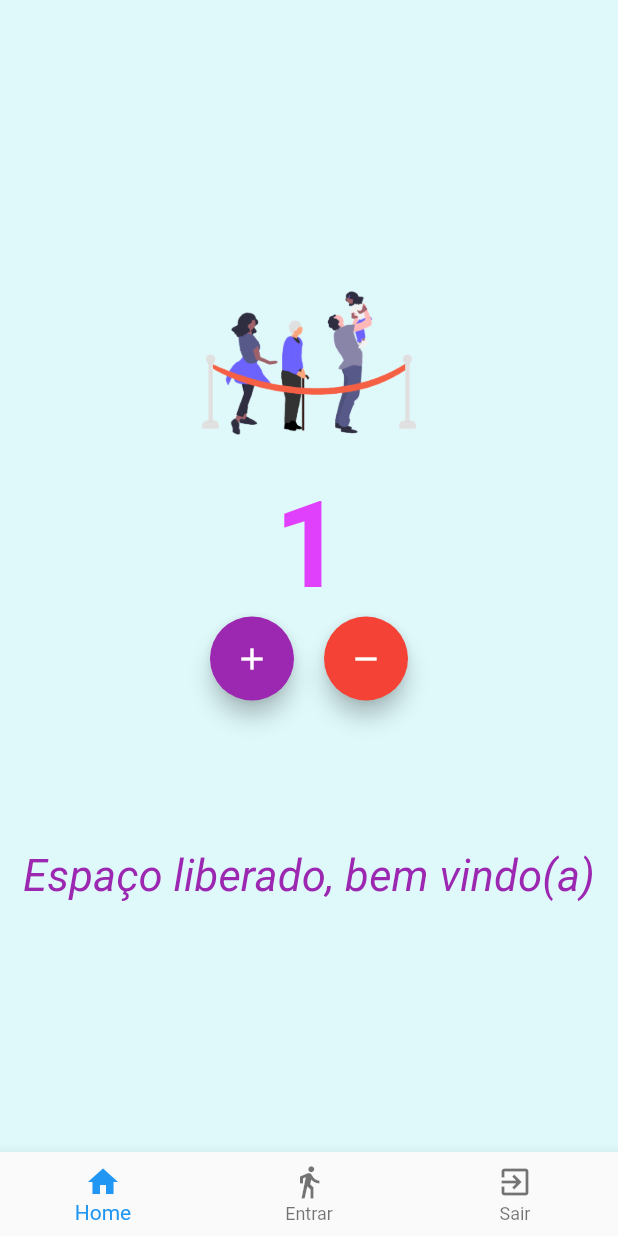
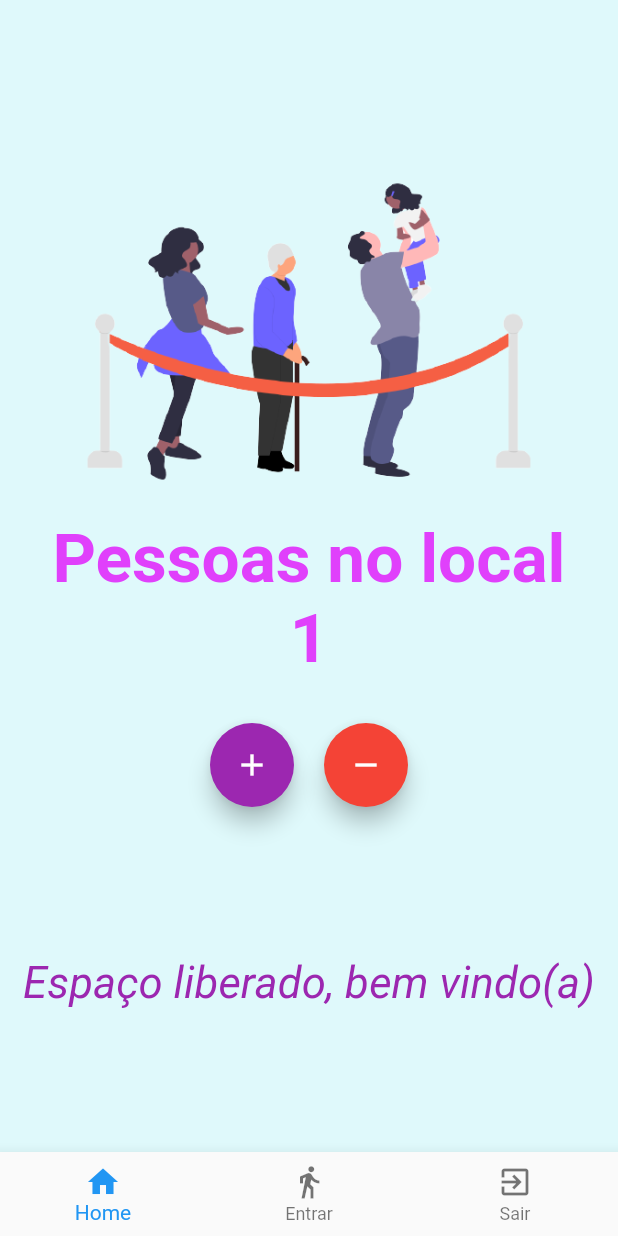
Before and after one commit to moraesnicol/contador_de_pessoas, a Flutter app: the screen it shows after launch, after a tap on the "add" icon, on a phone screen of 412 x 824 dp. Run offline on Flutter 3.47's test engine with Material 2 defaults, Android fonts, the phone set to English and light mode, and no system bars.

Commit message:
condicional adicionada

```diff
--- a/lib/main.dart
+++ b/lib/main.dart
@@ -16,12 +16,16 @@ class _HomeState extends State<Home> {
   int _people = 0;
   String _infoText = "Espaço liberado, bem vindo(a)";
 
-  void _changePeople(int delta) {
+
+  _changePeople(int delta) {
+
+
+
     setState(() {
       _people += delta;
 
-      if (_people < 0) {
-        _infoText = "mundo invertido?";
+      if (_people == 0) {
+        return null;
       } else if (_people <= 20) {
         _infoText = "Espaço liberado, bem vindo(a)";
       } else {
@@ -45,16 +49,20 @@ class _HomeState extends State<Home> {
                 children: <Widget>[
                   Image.asset(
                     'images/fila.png',
-                    width: 180,
-                    height: 150,
+                    width: 380,
+                    height: 250,
                   ),
                   Text(
-                    '$_people',
+                    'Pessoas no local    $_people',
+                    textAlign: TextAlign.center,
                     style: TextStyle(
                       color: Colors.purpleAccent,
                       fontWeight: FontWeight.bold,
-                      fontSize: 80,
+                      fontSize: 45,
                     ),
+                  ),
+                   SizedBox(
+                    height: 30,
                   ),
                   Row(
                     mainAxisAlignment: MainAxisAlignment.center,
@@ -69,7 +77,12 @@ class _HomeState extends State<Home> {
                         width: 20,
                       ),
                       FloatingActionButton(
-                        onPressed: () => {_changePeople(-1)},
+                        onPressed: () => {if (_people == 0) {
+                          null
+                        } else {
+                       _changePeople(-1)
+                        },
+                          },
                         tooltip: 'Remove',
                         child: Icon(Icons.remove),
                         backgroundColor: Colors.red,
@@ -90,15 +103,10 @@ class _HomeState extends State<Home> {
           ],
         ),
         bottomNavigationBar:
-            BottomNavigationBar(
-
-
-              items: <BottomNavigationBarItem>[
+            BottomNavigationBar(items: <BottomNavigationBarItem>[
           BottomNavigationBarItem(
-
             icon: Icon(Icons.home),
             label: 'Home',
-
           ),
           BottomNavigationBarItem(
             icon: Icon(Icons.directions_walk),
```
Also changed, not shown: images/contadorpessoas.png.
